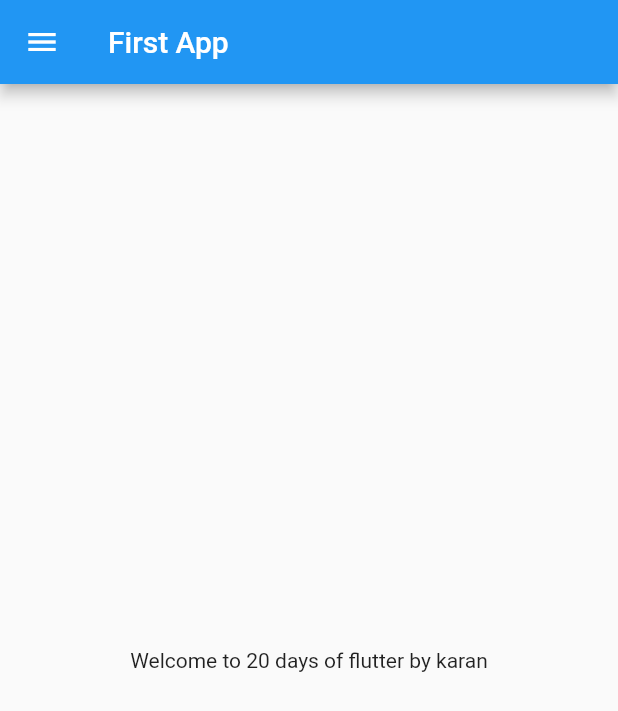
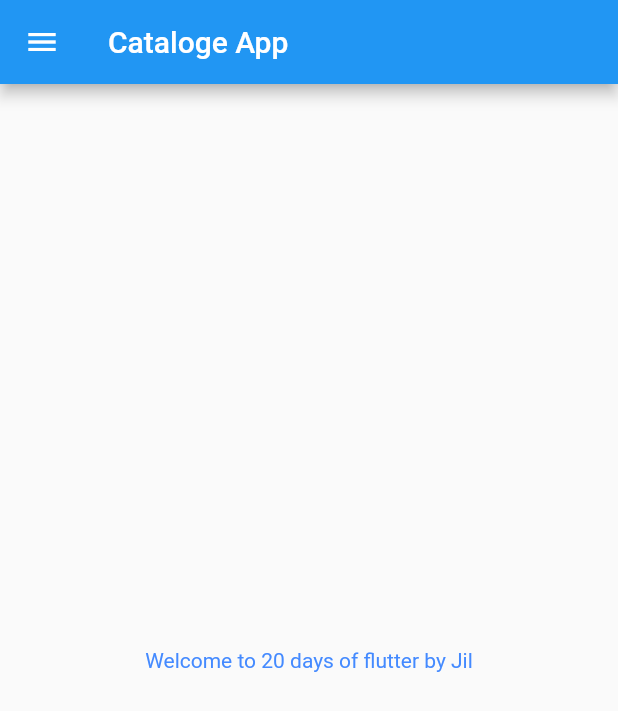
Before and after one commit to jilpatel0511/Flutter_course, a Flutter app: the screen it shows after launch, on a phone screen of 412 x 824 dp. Shown: the top 711 px of the screen. Run offline on Flutter 3.47's test engine with Material 2 defaults, Android fonts, the phone set to English and light mode, and no system bars.

Commit message:
day3 complete

```diff
--- a/lib/Home_page.dart
+++ /dev/null
@@ -1,21 +0,0 @@
-import 'package:flutter/material.dart';
-
-class Home_page extends StatelessWidget {
-  final int days = 20;
-  final String name = "karan";
-
-  @override
-  Widget build(BuildContext context) {
-     return Scaffold(
-       appBar: AppBar(
-         title : Text("First App"),
-        ),
-        body: Center(
-        child: Container(
-          child: Text("Welcome to $days days of flutter by $name"),
-            ),
-          ),
-        drawer: Drawer(),
-        );
-  }
-}
--- a/lib/main.dart
+++ b/lib/main.dart
@@ -1,16 +1,29 @@
-import 'package:first_app/home_page.dart';
+
+import 'package:first_app/pages/Home_page.dart';
+import 'package:first_app/pages/login_page.dart';
 import 'package:flutter/material.dart';
 
 void main() {
   runApp(MyApp());
 }
 class MyApp extends StatelessWidget {
+  const MyApp({Key? key}) : super(key: key);
+
 
   @override
   Widget build(BuildContext context) {
 
     return MaterialApp(
-      home: Home_page(),
+      debugShowCheckedModeBanner: false,
+      themeMode: ThemeMode.light,
+      darkTheme: ThemeData(
+        brightness: Brightness.dark,
+      ),
+      initialRoute: "/",
+      routes: {
+        "/" : (context) => HomePage(),
+        "/Login" : (context) => LoginPage(),
+      },
     );
   }
 }
--- /dev/null
+++ b/lib/pages/Home_page.dart
@@ -0,0 +1,28 @@
+import 'package:flutter/material.dart';
+
+class HomePage extends StatelessWidget {
+  final int days = 20;
+  final String name = "Jil";
+
+  const HomePage({Key? key}) : super(key: key);
+
+  @override
+  Widget build(BuildContext context) {
+    return Scaffold(
+      appBar: AppBar(
+        title:const Text("Cataloge App"),
+      ),
+      body: Center(
+        child: Container(
+          child: Text(
+            "Welcome to $days days of flutter by $name",
+            style: const TextStyle(
+              color: Colors.blueAccent,
+            ),
+          ),
+        ),
+      ),
+      drawer: const Drawer(),
+    );
+  }
+}
```
Also changed, not shown: lib/pages/login_page.dart (added, +12 -0 lines), 1 other file.
